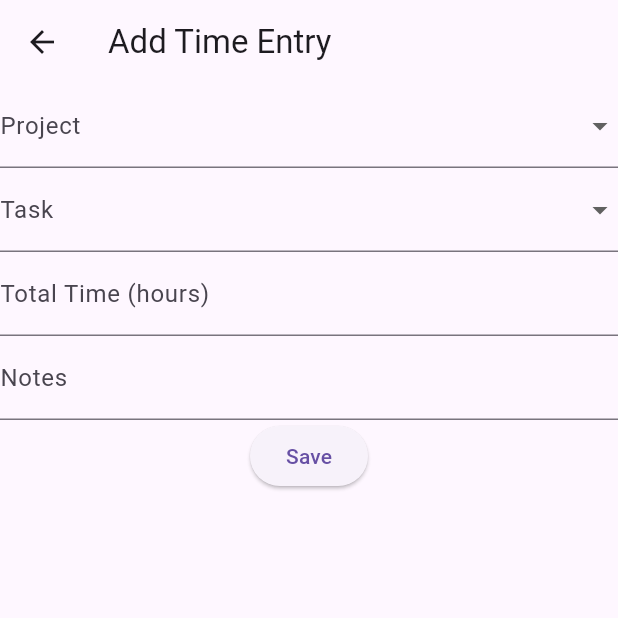
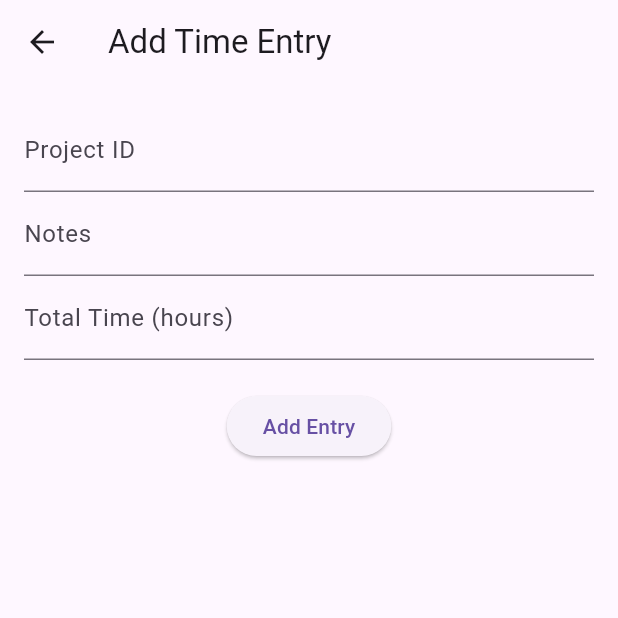
Before and after one commit to Manvi1113/Flutter-Time-Tacker-FP, a Flutter app: the AddTimeEntryScreen screen opened by its route, on a phone screen of 412 x 824 dp, the top half of it. Run offline on Flutter 3.47's test engine with Material 3 defaults, Android fonts, the phone set to English and light mode, and no system bars; our stand-ins replace localstorage.

Commit message:
modified.txt

```diff
--- a/time_tracker/lib/main.dart
+++ b/time_tracker/lib/main.dart
@@ -4,7 +4,7 @@ import 'package:provider/provider.dart';
 
 import 'providers/project_task_provider.dart'; // Adjusting to include your provider
 import 'providers/time_entry_provider.dart'; // Adjusting to include your provider
-import 'screens/add_time_entry_screen.dart'; // Adjusting to include your screens
+import 'screens/add_time_entry_screen.dart'; // Ensure this screen is defined correctly
 import 'screens/home_screen.dart';
 import 'screens/project_task_management_screen.dart';
 
@@ -27,13 +27,13 @@ class MyApp extends StatelessWidget {
         ChangeNotifierProvider(create: (_) => TimeEntryProvider(localStorage)),
       ],
       child: MaterialApp(
-        title: 'Time Tracker', // Change the title to match your app
+        title: 'Time Tracker',
         debugShowCheckedModeBanner: false,
         initialRoute: '/',
         routes: {
           '/': (context) => HomeScreen(), // Main entry point, HomeScreen
           '/manage_projects_tasks': (context) => ProjectTaskManagementScreen(), // Route for managing projects and tasks
-          '/add_time_entry': (context) => AddTimeEntryScreen(), // Route for adding time entries
+          '/add_time_entry': (context) => AddTimeEntryScreen(), // Ensure this class is defined
         },
       ),
     );
--- a/time_tracker/lib/models/task.dart
+++ b/time_tracker/lib/models/task.dart
@@ -2,14 +2,21 @@ class Task {
   final String id;
   final String name;
   final String description;
+  final String projectId; // Add this line for project association
 
-  Task({required this.id, required this.name, required this.description});
+  Task({
+    required this.id,
+    required this.name,
+    required this.description,
+    required this.projectId, // Make this required
+  });
 
   factory Task.fromJson(Map<String, dynamic> json) {
     return Task(
       id: json['id'],
       name: json['name'],
       description: json['description'],
+      projectId: json['projectId'], // Make sure to parse projectId
     );
   }
 
@@ -18,6 +25,7 @@ class Task {
       'id': id,
       'name': name,
       'description': description,
+      'projectId': projectId, // Add projectId to JSON
     };
   }
 }
--- a/time_tracker/lib/models/time_entry.dart
+++ b/time_tracker/lib/models/time_entry.dart
@@ -1,38 +1,35 @@
 class TimeEntry {
-  final String id;
-  final String projectId;
-  final String taskId;
-  final double totalTime;
-  final DateTime date;
-  final String notes;
+  final String id;          // Unique identifier
+  final String projectId;  // ID of the project this entry relates to
+  final String notes;      // Notes about the time entry
+  final double totalTime;   // Total time spent
+  final DateTime date;      // Date of the entry
+
   TimeEntry({
     required this.id,
     required this.projectId,
-    required this.taskId,
+    required this.notes,
     required this.totalTime,
     required this.date,
-    required this.notes,
   });
-  // Converts a JSON map to a TimeEntry instance
+
   factory TimeEntry.fromJson(Map<String, dynamic> json) {
     return TimeEntry(
       id: json['id'],
       projectId: json['projectId'],
-      taskId: json['taskId'],
-      totalTime: json['totalTime'].toDouble(),
+      notes: json['notes'],
+      totalTime: json['totalTime'],
       date: DateTime.parse(json['date']),
-      notes: json['notes'],
     );
   }
-  // Converts a TimeEntry instance to a JSON map
+
   Map<String, dynamic> toJson() {
     return {
       'id': id,
       'projectId': projectId,
-      'taskId': taskId,
+      'notes': notes,
       'totalTime': totalTime,
       'date': date.toIso8601String(),
-      'notes': notes,
     };
   }
 }
--- a/time_tracker/lib/screens/add_project_task_screen.dart
+++ b/time_tracker/lib/screens/add_project_task_screen.dart
@@ -75,7 +75,7 @@ class _AddProjectTaskScreenState extends State<AddProjectTaskScreen> {
                   // Add task
                   if (taskName.isNotEmpty) {
                     Provider.of<ProjectTaskProvider>(context, listen: false)
-                        .addTask(Task(
+                        .updateTask(Task(
                       id: DateTime.now().toString(), // Simple ID generation
                       name: taskName,
                       description: taskDescription, // Assuming Task has description
--- a/time_tracker/lib/screens/add_time_entry_screen.dart
+++ b/time_tracker/lib/screens/add_time_entry_screen.dart
@@ -1,20 +1,12 @@
 import 'package:flutter/material.dart';
 import 'package:provider/provider.dart';
-import '../models/time_entry.dart';
+import '../models/time_entry.dart'; // Ensure this model is defined
 import '../providers/time_entry_provider.dart';
 
-class AddTimeEntryScreen extends StatefulWidget {
-  @override
-  _AddTimeEntryScreenState createState() => _AddTimeEntryScreenState();
-}
-
-class _AddTimeEntryScreenState extends State<AddTimeEntryScreen> {
-  final _formKey = GlobalKey<FormState>();
-  String projectId = '';
-  String taskId = '';
-  double totalTime = 0.0;
-  DateTime date = DateTime.now();
-  String notes = '';
+class AddTimeEntryScreen extends StatelessWidget {
+  final TextEditingController projectIdController = TextEditingController();
+  final TextEditingController notesController = TextEditingController();
+  final TextEditingController totalTimeController = TextEditingController();
 
   @override
   Widget build(BuildContext context) {
@@ -22,84 +14,45 @@ class _AddTimeEntryScreenState extends State<AddTimeEntryScreen> {
       appBar: AppBar(
         title: Text('Add Time Entry'),
       ),
-      body: Form(
-        key: _formKey,
+      body: Padding(
+        padding: const EdgeInsets.all(16.0),
         child: Column(
-            children: <Widget>[
-            DropdownButtonFormField<String>(
-                value: projectId,
-                onChanged: (String? newValue) {
-                setState(() {
-                    projectId = newValue!;
-                });
-                },
-                decoration: InputDecoration(labelText: 'Project'),
-                items: <String>['Project 1', 'Project 2', 'Project 3'] // Dummy project names
-                    .map<DropdownMenuItem<String>>((String value) {
-                return DropdownMenuItem<String>(
-                    value: value,
-                    child: Text(value),
-                );
-                }).toList(),
+          children: [
+            TextField(
+              controller: projectIdController,
+              decoration: InputDecoration(labelText: 'Project ID'),
             ),
-            DropdownButtonFormField<String>(
-                value: taskId,
-                onChanged: (String? newValue) {
-                setState(() {
-                    taskId = newValue!;
-                });
-                },
-                decoration: InputDecoration(labelText: 'Task'),
-                items: <String>['Task 1', 'Task 2', 'Task 3'] // Dummy task names
-                    .map<DropdownMenuItem<String>>((String value) {
-                return DropdownMenuItem<String>(
-                    value: value,
-                    child: Text(value),
-                );
-                }).toList(),
+            TextField(
+              controller: notesController,
+              decoration: InputDecoration(labelText: 'Notes'),
             ),
-            TextFormField(
+            TextField(
+              controller: totalTimeController,
               decoration: InputDecoration(labelText: 'Total Time (hours)'),
-                keyboardType: TextInputType.numberWithOptions(decimal: true),
-                validator: (value) {
-                if (value == null || value.isEmpty) {
-                    return 'Please enter total time';
-                }
-                if (double.tryParse(value) == null) {
-                    return 'Please enter a valid number';
-                }
-                return null;
-                },
-                onSaved: (value) => totalTime = double.parse(value!),
+              keyboardType: TextInputType.number,
             ),
-            TextFormField(
-                decoration: InputDecoration(labelText: 'Notes'),
-                validator: (value) {
-                if (value == null || value.isEmpty) {
-                    return 'Please enter some notes';
-                }
-                return null;
-                },
-                onSaved: (value) => notes = value!,
-            ),
+            SizedBox(height: 20),
             ElevatedButton(
               onPressed: () {
-                if (_formKey.currentState!.validate()) {
-                    _formKey.currentState!.save();
-                    Provider.of<TimeEntryProvider>(context, listen: false)
-                        .addTimeEntry(TimeEntry(
-                        id: DateTime.now().toString(), // Simple ID generation
+                final String projectId = projectIdController.text;
+                final String notes = notesController.text;
+                final double totalTime = double.tryParse(totalTimeController.text) ?? 0.0;
+
+                if (projectId.isNotEmpty && notes.isNotEmpty && totalTime > 0) {
+                  final newEntry = TimeEntry(
+                    id: DateTime.now().toString(), // Generate a unique ID
                     projectId: projectId,
-                        taskId: taskId,
+                    notes: notes,
                     totalTime: totalTime,
-                        date: date,
-                        notes: notes,
-                        ));
-                    Navigator.pop(context);
+                    date: DateTime.now(),
+                  );
+
+                  Provider.of<TimeEntryProvider>(context, listen: false).addTimeEntry(newEntry);
+                  Navigator.pop(context); // Go back after adding the entry
                 }
               },
-                child: Text('Save'),
-            )
+              child: Text('Add Entry'),
+            ),
           ],
         ),
       ),
--- a/time_tracker/pubspec.yaml
+++ b/time_tracker/pubspec.yaml
@@ -1,4 +1,4 @@
-name: time_tracker
+name: expense_app
 description: "A new Flutter project."
 # The following line prevents the package from being accidentally published to
 # pub.dev using `flutter pub publish`. This is preferred for private packages.
```
Also changed, not shown: time_tracker/lib/providers/project_task_provider.dart (+20 -0 lines), time_tracker/lib/screens/home_screen.dart (+2 -8 lines), time_tracker/lib/screens/project_management_screen.dart (added, +73 -0 lines), time_tracker/lib/screens/project_task_management_screen.dart (+135 -58 lines), time_tracker/lib/screens/task_management_screen.dart (added, +73 -0 lines), time_tracker/lib/widgets/add_project_dialog.dart (added, +71 -0 lines), time_tracker/lib/widgets/add_task_dialog.dart (added, +67 -0 lines), time_tracker/lib/providers/time_entry_provider.dart (line endings or trailing spaces). Lines whose indentation alone changed are shown as unchanged.
